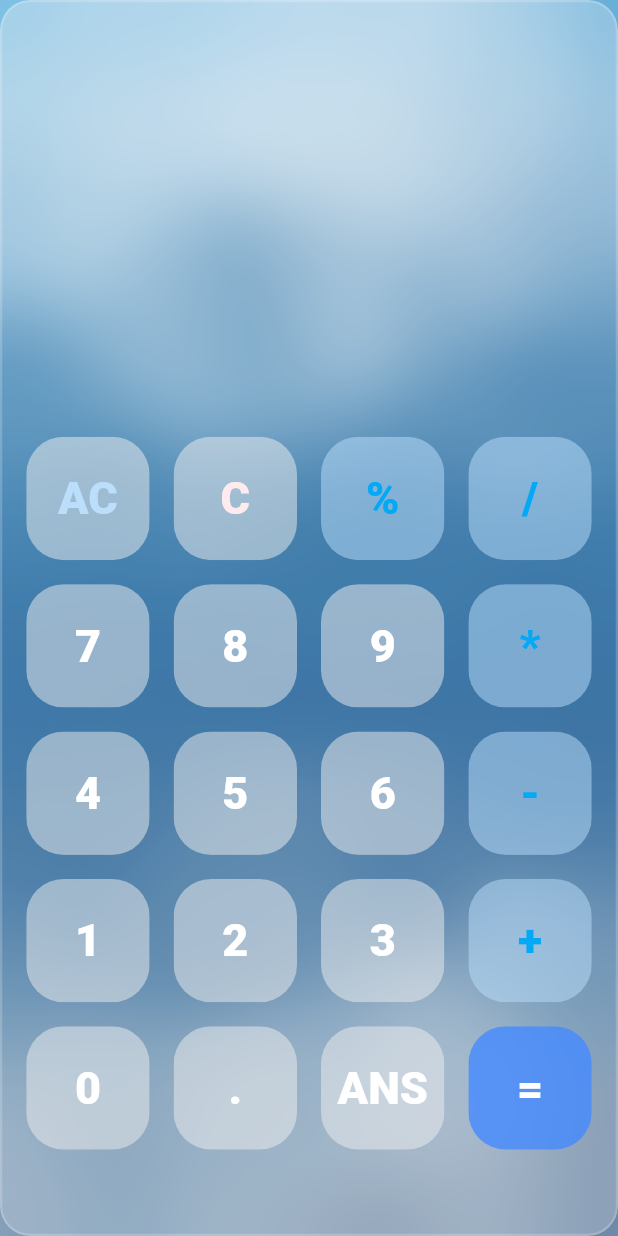
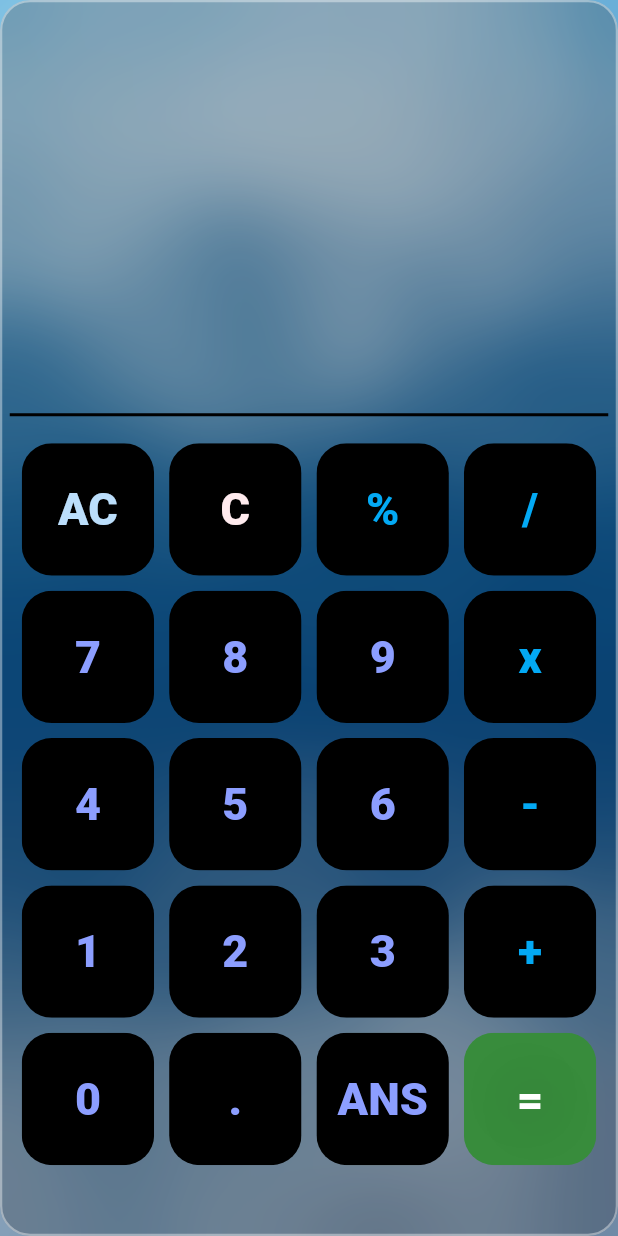
Before and after one commit to A0nik03/Uical-flutter, a Flutter app: the screen it shows after launch, on a phone screen of 412 x 824 dp. Run offline on Flutter 3.47's test engine with Material 2 defaults, Android fonts, the phone set to English and light mode, and no system bars; our stand-ins replace math_expressions.

Commit message:
Third Commit

```diff
--- a/lib/buttons.dart
+++ b/lib/buttons.dart
@@ -7,26 +7,44 @@ class MyButton extends StatelessWidget {
   final buttonTapped;
 
   const MyButton(
-      {super.key, this.color, this.textColor, required this.buttonText,this.buttonTapped});
+      {super.key,
+      this.color,
+      this.textColor,
+      required this.buttonText,
+      this.buttonTapped});
 
   @override
   Widget build(BuildContext context) {
     return GestureDetector(
       onTap: buttonTapped,
       child: Padding(
-        padding: const EdgeInsets.all(8.0),
+        padding: const EdgeInsets.all(5.0),
         child: ClipRRect(
-          borderRadius: BorderRadius.circular(25),
+          borderRadius: BorderRadius.circular(20),
           child: Container(
             color: color,
             child: Center(
               child: Text(
                 buttonText,
                 style: TextStyle(
-                    color: textColor, fontWeight: FontWeight.w900, fontSize: 30),
+                    color: textColor,
+                    fontWeight: FontWeight.w900,
+                    fontSize: 30, shadows: const[
+                  BoxShadow(
+                    color: Colors.black,
+                    offset: Offset(4.0, 4.0),
+                    spreadRadius: 10,
+                    blurRadius: 70,
+                  ),
+                  BoxShadow(
+                    color: Colors.black,
+                    offset: Offset(-4.0, -4.0),
+                    spreadRadius: 10,
+                    blurRadius: 70,
+                  ),
+                ]),
               ),
             ),
-
           ),
         ),
       ),
--- a/lib/glass_container.dart
+++ b/lib/glass_container.dart
@@ -29,12 +29,11 @@ class Glassmorphism extends StatelessWidget {
         filter: ImageFilter.blur(sigmaX: blur, sigmaY: blur),
         child: Container(
           decoration: BoxDecoration(
-
-            color: Colors.white.withOpacity(opacity),
+            color: Colors.black.withOpacity(opacity),
             borderRadius: BorderRadius.all(Radius.circular(radius)),
             border: Border.all(
               width: 1.5,
-              color: Colors.white.withOpacity(0.2),
+              color: Colors.white.withOpacity(0.4),
             ),
           ),
           child: child,
--- a/lib/home_page.dart
+++ b/lib/home_page.dart
@@ -12,15 +12,31 @@ class Welcome extends StatefulWidget {
 
 class _WelcomeState extends State<Welcome> {
   //variables
+  String x = "*";
   var input = '';
   var output = '';
 
   final List<String> buttons = [
-    'AC', 'C', '%', '/',
-    '7', '8', '9', '*',
-    '4', '5', '6', '-',
-    '1', '2', '3', '+',
-    '0', '.','ANS','=',
+    'AC',
+    'C',
+    '%',
+    '/',
+    '7',
+    '8',
+    '9',
+    'x',
+    '4',
+    '5',
+    '6',
+    '-',
+    '1',
+    '2',
+    '3',
+    '+',
+    '0',
+    '.',
+    'ANS',
+    '=',
   ];
 
   @override
@@ -48,7 +64,7 @@ class _WelcomeState extends State<Welcome> {
                   children: <Widget>[
                     Expanded(
                         child: SingleChildScrollView(
-                          child: Container(
+                      child: SizedBox(
                         width: double.infinity,
                         child: Column(
                           mainAxisAlignment: MainAxisAlignment.center,
@@ -57,21 +73,34 @@ class _WelcomeState extends State<Welcome> {
                             const SizedBox(height: 100),
                             Padding(
                               padding: const EdgeInsets.all(8.0),
-
-                              child: Container(
-                                child: Text(input,style: const TextStyle(fontSize: 32,color:Colors.black54),),
+                              child: Text(
+                                input,
+                                style: TextStyle(
+                                    fontSize: 40,
+                                    color: Colors.indigoAccent.shade400,),
                               ),
                             ),
                             const SizedBox(height: 8),
                             Padding(
                               padding: const EdgeInsets.all(8.0),
-                              child: Container(child:
-                                Text(output,style: const TextStyle(fontSize: 42),),),
+                              child: Text(
+                                output,
+                                style:  TextStyle(
+                                    fontSize: 42, color: Colors.indigoAccent.shade700,),
+                              ),
                             ),
                           ],
                         ),
                       ),
                     )),
+                    const Padding(
+                      padding: EdgeInsets.all(5.0),
+                      child: Divider(
+                        thickness: 2,
+                        height: 1,
+                        color: Colors.black,
+                      ),
+                    ),
                     Expanded(
                       flex: 2,
                       child: Padding(
@@ -84,53 +113,53 @@ class _WelcomeState extends State<Welcome> {
                                 const SliverGridDelegateWithFixedCrossAxisCount(
                                     crossAxisCount: 4),
                             itemBuilder: (BuildContext context, int index) {
-                                if(index == 19){
+                              if (index == 19) {
                                 return MyButton(
-                                    buttonTapped: (){
+                                  buttonTapped: () {
                                     setState(() {
                                       equalPressed();
                                     });
                                   },
                                   buttonText: buttons[index],
-                                    color: Colors.blueAccent.withOpacity(0.8),
+                                  color: Colors.green.shade700,
                                   textColor: Colors.white,
                                 );
-                                }
-                                else if(index == 0){
+                              } else if (index == 0) {
                                 return MyButton(
-                                    buttonTapped: (){
+                                  buttonTapped: () {
                                     setState(() {
                                       input = '';
                                       output = '';
                                     });
                                   },
                                   buttonText: buttons[index],
-                                    color: isOperator(buttons[index])?Colors.blue[100]?.withOpacity(0.5):Colors.grey[200]?.withOpacity(0.5),
+                                  color: Colors.black,
                                   textColor: Colors.blue[100],
                                 );
-                                }
-                                else if(index == 1){
+                              } else if (index == 1) {
                                 return MyButton(
-                                    buttonTapped: (){
+                                  buttonTapped: () {
                                     setState(() {
-                                        input = input.substring(0,input.length-1);
+                                      input =
+                                          input.substring(0, input.length - 1);
                                     });
                                   },
                                   buttonText: buttons[index],
-                                    color: isOperator(buttons[index])?Colors.blue[100]?.withOpacity(0.5):Colors.grey[200]?.withOpacity(0.5),
+                                  color: Colors.black,
                                   textColor: Colors.red[50],
                                 );
-                                }
-                                else{
+                              } else {
                                 return MyButton(
-                                    buttonTapped: (){
+                                  buttonTapped: () {
                                     setState(() {
                                       input += buttons[index];
                                     });
                                   },
                                   buttonText: buttons[index],
-                                    color: isOperator(buttons[index])?Colors.blue[100]?.withOpacity(0.5):Colors.grey[200]?.withOpacity(0.5),
-                                    textColor: isOperator(buttons[index])?Colors.lightBlue:Colors.white,
+                                  color: Colors.black,
+                                  textColor: isOperator(buttons[index])
+                                      ? Colors.lightBlue
+                                      : Colors.indigoAccent.shade100,
                                 );
                               }
                             },
@@ -139,29 +168,28 @@ class _WelcomeState extends State<Welcome> {
                       ),
                     )
                   ],
-                )
-            ),
+                )),
           ),
         ],
-
       ),
     );
   }
 
   bool isOperator(String x) {
-    if (x == '/' || x == '*' || x == '+' || x == '-' || x == '%') {
+    if (x == '/' || x == 'x' || x == '+' || x == '-' || x == '%') {
       return true;
     }
     return false;
   }
-  void equalPressed(){
+
+  void equalPressed() {
     String finalQuestion = input;
+    finalQuestion = finalQuestion.replaceAll('x', '*');
     Parser p = Parser();
     Expression exp = p.parse(finalQuestion);
     ContextModel cm = ContextModel();
     double eval = exp.evaluate(EvaluationType.REAL, cm);
 
     output = eval.toStringAsPrecision(9);
-
   }
 }
--- a/lib/main.dart
+++ b/lib/main.dart
@@ -1,7 +1,5 @@
 import 'package:flutter/material.dart';
 import 'package:uical/home_page.dart';
-
-import 'home.dart';
 
 void main(){
   runApp(const MyApp());
--- a/pubspec.yaml
+++ b/pubspec.yaml
@@ -37,6 +37,9 @@ dependencies:
   cupertino_icons: ^1.0.2
   glassmorphism: ^3.0.0
   math_expressions: ^2.4.0
+
+
+
 
 dev_dependencies:
   flutter_test:
```
Also changed, not shown: lib/home.dart (deleted, +0 -79 lines). Lines whose indentation alone changed are shown as unchanged.
